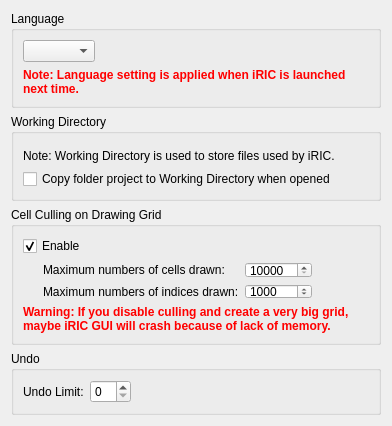
Above: libs/gui/pref/preferencepagegeneral.ui from i-RIC/prepost-gui before the change. Below: the same form after it.
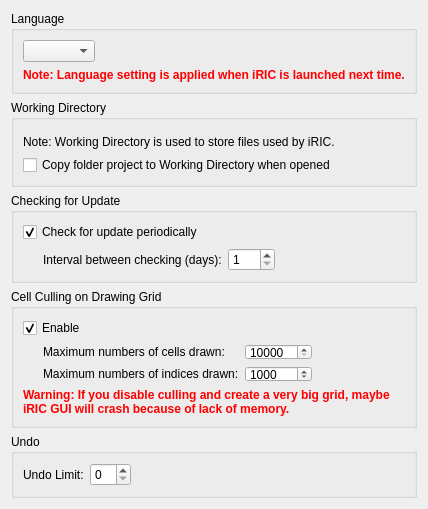
That is the form after the change. Custom widgets are drawn as their Qt base class.

Commit message: iRIC Maintainance is launched when periodical update checking is enabled.

The edit to the form file:
```diff
--- a/libs/gui/pref/preferencepagegeneral.ui
+++ b/libs/gui/pref/preferencepagegeneral.ui
@@ -6,14 +6,14 @@
    <rect>
     <x>0</x>
     <y>0</y>
-    <width>392</width>
-    <height>426</height>
+    <width>428</width>
+    <height>492</height>
    </rect>
   </property>
   <property name="windowTitle">
    <string>Form</string>
   </property>
-  <layout class="QVBoxLayout" name="verticalLayout_3">
+  <layout class="QVBoxLayout" name="verticalLayout_5">
    <item>
     <widget class="QGroupBox" name="langGroupBox">
      <property name="title">
@@ -88,6 +88,75 @@
      </layout>
     </widget>
    </item>
+   <item>
+    <widget class="QGroupBox" name="checkUpdateGroupBox">
+     <property name="title">
+      <string>Checking for Update</string>
+     </property>
+     <layout class="QVBoxLayout" name="verticalLayout_3">
+      <item>
+       <widget class="QCheckBox" name="checkUpdatePeriodicallyCheckBox">
+        <property name="text">
+         <string>Check for update periodically</string>
+        </property>
+        <property name="checked">
+         <bool>true</bool>
+        </property>
+       </widget>
+      </item>
+      <item>
+       <layout class="QHBoxLayout" name="horizontalLayout_3" stretch="0,0,0,1">
+        <item>
+         <spacer name="horizontalSpacer_7">
+          <property name="orientation">
+           <enum>Qt::Horizontal</enum>
+          </property>
+          <property name="sizeType">
+           <enum>QSizePolicy::Fixed</enum>
+          </property>
+          <property name="sizeHint" stdset="0">
+           <size>
+            <width>20</width>
+            <height>20</height>
+           </size>
+          </property>
+         </spacer>
+        </item>
+        <item>
+         <widget class="QLabel" name="checkIntervalLabel">
+          <property name="text">
+           <string>Interval between checking (days):</string>
+          </property>
+         </widget>
+        </item>
+        <item>
+         <widget class="QSpinBox" name="checkIntervalSpinBox">
+          <property name="minimum">
+           <number>1</number>
+          </property>
+          <property name="maximum">
+           <number>365</number>
+          </property>
+         </widget>
+        </item>
+        <item>
+         <spacer name="horizontalSpacer_8">
+          <property name="orientation">
+           <enum>Qt::Horizontal</enum>
+          </property>
+          <property name="sizeHint" stdset="0">
+           <size>
+            <width>40</width>
+            <height>20</height>
+           </size>
+          </property>
+         </spacer>
+        </item>
+       </layout>
+      </item>
+     </layout>
+    </widget>
+   </item>
    <item>
     <widget class="QGroupBox" name="cullGroupBox">
      <property name="title">
@@ -259,7 +328,7 @@
      <property name="sizeHint" stdset="0">
       <size>
        <width>20</width>
-       <height>62</height>
+       <height>15</height>
       </size>
      </property>
     </spacer>
```
Left out of the diff: 19 changed lines with no effect on the pictures. The commit also changes 17 other files.
